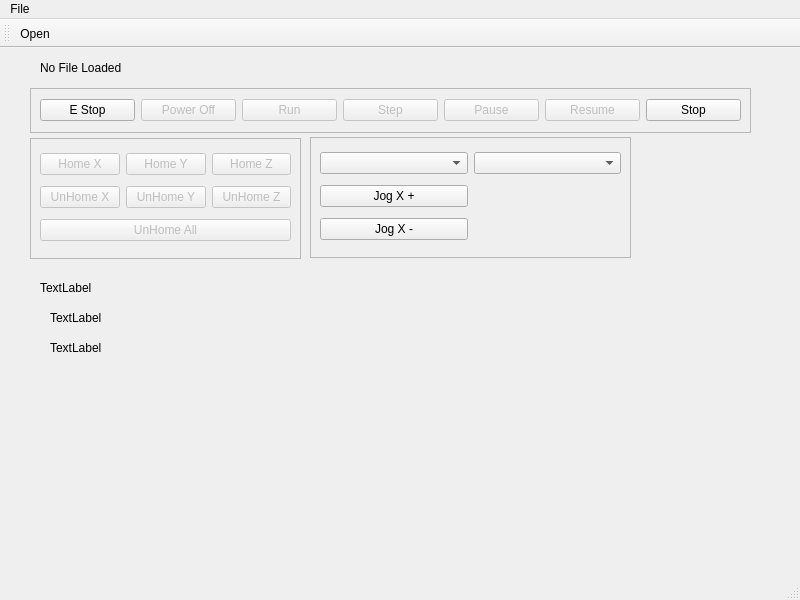
Qt form emc/src/emc.ui (jethornton/EMC6) before a commit.
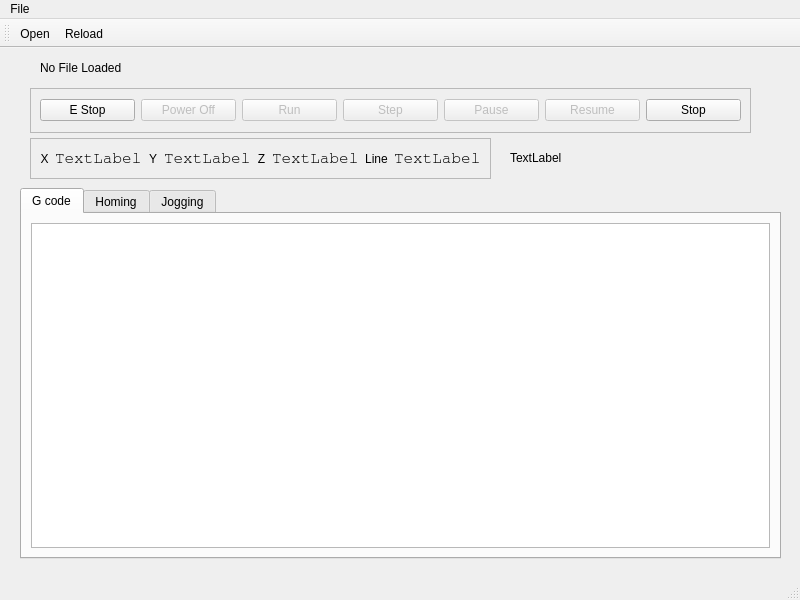
The same form after that commit.

```diff
--- a/emc/src/emc.ui
+++ b/emc/src/emc.ui
@@ -11,32 +11,6 @@
    </rect>
   </property>
   <widget class="QWidget" name="centralwidget">
-   <widget class="QLabel" name="estop_status_lb">
-    <property name="geometry">
-     <rect>
-      <x>50</x>
-      <y>260</y>
-      <width>66</width>
-      <height>19</height>
-     </rect>
-    </property>
-    <property name="text">
-     <string>TextLabel</string>
-    </property>
-   </widget>
-   <widget class="QLabel" name="info_lb">
-    <property name="geometry">
-     <rect>
-      <x>40</x>
-      <y>230</y>
-      <width>91</width>
-      <height>19</height>
-     </rect>
-    </property>
-    <property name="text">
-     <string>TextLabel</string>
-    </property>
-   </widget>
    <widget class="QFrame" name="frame">
     <property name="geometry">
      <rect>
@@ -122,9 +96,9 @@
    <widget class="QLabel" name="status_lb">
     <property name="geometry">
      <rect>
-      <x>50</x>
-      <y>290</y>
-      <width>141</width>
+      <x>510</x>
+      <y>100</y>
+      <width>91</width>
       <height>19</height>
      </rect>
     </property>
@@ -132,12 +106,175 @@
      <string>TextLabel</string>
     </property>
    </widget>
-   <widget class="QFrame" name="frame_2">
+   <widget class="QLabel" name="file_lb">
+    <property name="geometry">
+     <rect>
+      <x>40</x>
+      <y>10</y>
+      <width>391</width>
+      <height>19</height>
+     </rect>
+    </property>
+    <property name="text">
+     <string>No File Loaded</string>
+    </property>
+   </widget>
+   <widget class="QFrame" name="frame_4">
     <property name="geometry">
      <rect>
       <x>30</x>
       <y>90</y>
-      <width>271</width>
+      <width>461</width>
+      <height>41</height>
+     </rect>
+    </property>
+    <property name="frameShape">
+     <enum>QFrame::StyledPanel</enum>
+    </property>
+    <property name="frameShadow">
+     <enum>QFrame::Raised</enum>
+    </property>
+    <layout class="QGridLayout" name="gridLayout_4">
+     <item row="0" column="1">
+      <widget class="QLabel" name="dro_lb_x">
+       <property name="font">
+        <font>
+         <family>FreeMono</family>
+         <pointsize>12</pointsize>
+         <weight>50</weight>
+         <bold>false</bold>
+        </font>
+       </property>
+       <property name="text">
+        <string>TextLabel</string>
+       </property>
+      </widget>
+     </item>
+     <item row="0" column="4">
+      <widget class="QLabel" name="label_3">
+       <property name="text">
+        <string>Z</string>
+       </property>
+       <property name="alignment">
+        <set>Qt::AlignCenter</set>
+       </property>
+      </widget>
+     </item>
+     <item row="0" column="2">
+      <widget class="QLabel" name="label_2">
+       <property name="text">
+        <string>Y</string>
+       </property>
+       <property name="alignment">
+        <set>Qt::AlignCenter</set>
+       </property>
+      </widget>
+     </item>
+     <item row="0" column="0">
+      <widget class="QLabel" name="label">
+       <property name="text">
+        <string>X</string>
+       </property>
+       <property name="alignment">
+        <set>Qt::AlignCenter</set>
+       </property>
+      </widget>
+     </item>
+     <item row="0" column="5">
+      <widget class="QLabel" name="dro_lb_z">
+       <property name="font">
+        <font>
+         <family>FreeMono</family>
+         <pointsize>12</pointsize>
+         <weight>50</weight>
+         <bold>false</bold>
+        </font>
+       </property>
+       <property name="text">
+        <string>TextLabel</string>
+       </property>
+      </widget>
+     </item>
+     <item row="0" column="3">
+      <widget class="QLabel" name="dro_lb_y">
+       <property name="font">
+        <font>
+         <family>FreeMono</family>
+         <pointsize>12</pointsize>
+         <weight>50</weight>
+         <bold>false</bold>
+        </font>
+       </property>
+       <property name="text">
+        <string>TextLabel</string>
+       </property>
+      </widget>
+     </item>
+     <item row="0" column="6">
+      <widget class="QLabel" name="label_4">
+       <property name="text">
+        <string>Line</string>
+       </property>
+       <property name="alignment">
+        <set>Qt::AlignCenter</set>
+       </property>
+      </widget>
+     </item>
+     <item row="0" column="7">
+      <widget class="QLabel" name="motion_line_lb">
+       <property name="font">
+        <font>
+         <family>FreeMono</family>
+         <pointsize>12</pointsize>
+         <weight>50</weight>
+         <bold>false</bold>
+        </font>
+       </property>
+       <property name="text">
+        <string>TextLabel</string>
+       </property>
+      </widget>
+     </item>
+    </layout>
+   </widget>
+   <widget class="QTabWidget" name="tabWidget">
+    <property name="geometry">
+     <rect>
+      <x>20</x>
+      <y>140</y>
+      <width>761</width>
+      <height>371</height>
+     </rect>
+    </property>
+    <property name="currentIndex">
+     <number>0</number>
+    </property>
+    <widget class="QWidget" name="tab">
+     <attribute name="title">
+      <string>G code</string>
+     </attribute>
+     <layout class="QVBoxLayout" name="verticalLayout">
+      <item>
+       <widget class="QPlainTextEdit" name="gcode_pte">
+        <property name="font">
+         <font>
+          <family>FreeMono</family>
+         </font>
+        </property>
+       </widget>
+      </item>
+     </layout>
+    </widget>
+    <widget class="QWidget" name="tab_2">
+     <attribute name="title">
+      <string>Homing</string>
+     </attribute>
+     <widget class="QFrame" name="frame_2">
+      <property name="geometry">
+       <rect>
+        <x>50</x>
+        <y>30</y>
+        <width>311</width>
       <height>121</height>
      </rect>
     </property>
@@ -220,24 +357,16 @@
      </item>
     </layout>
    </widget>
-   <widget class="QLabel" name="file_lb">
-    <property name="geometry">
-     <rect>
-      <x>40</x>
-      <y>10</y>
-      <width>391</width>
-      <height>19</height>
-     </rect>
-    </property>
-    <property name="text">
-     <string>No File Loaded</string>
-    </property>
-   </widget>
+    </widget>
+    <widget class="QWidget" name="tab_3">
+     <attribute name="title">
+      <string>Jogging</string>
+     </attribute>
    <widget class="QFrame" name="frame_3">
     <property name="geometry">
      <rect>
-      <x>310</x>
-      <y>89</y>
+        <x>70</x>
+        <y>30</y>
       <width>321</width>
       <height>121</height>
      </rect>
@@ -272,6 +401,8 @@
     </layout>
    </widget>
   </widget>
+   </widget>
+  </widget>
   <widget class="QMenuBar" name="menubar">
    <property name="geometry">
     <rect>
@@ -301,12 +432,18 @@
     <bool>false</bool>
    </attribute>
    <addaction name="actionOpen"/>
+   <addaction name="actionReload"/>
   </widget>
   <action name="actionOpen">
    <property name="text">
     <string>Open</string>
    </property>
   </action>
+  <action name="actionReload">
+   <property name="text">
+    <string>Reload</string>
+   </property>
+  </action>
  </widget>
  <resources/>
  <connections/>
```
Left out of the diff: 1 changed line with no effect on the pictures. Lines whose indentation alone changed are shown as unchanged.
